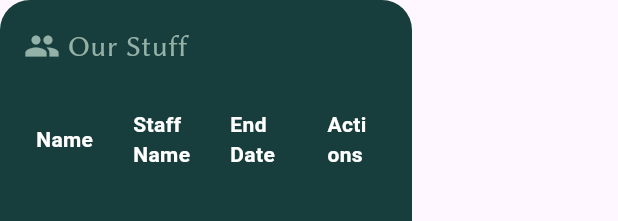
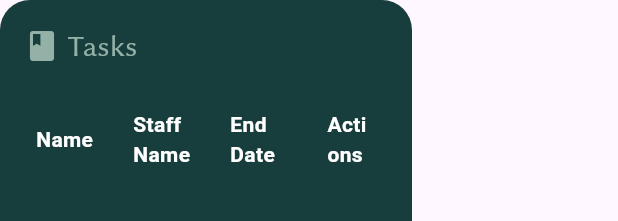
Before and after one commit to captainsero/teamEgyptSystem, a Flutter app: the TasksContainer widget shown alone on an empty page, opened directly, on a phone screen of 412 x 824 dp. Shown: the top 221 px of the screen. Run offline on Flutter 3.47's test engine with Material 3 defaults, Android fonts, the light colour scheme and no system bars; our stand-ins replace barcode_widget, bloc, equatable, flutter_bloc, flutter_dotenv, hive and 3 more; accounts and stored records are empty.

Commit message:
add sort tasks

```diff
--- a/lib/features/dash_board/screens/tasks/presentation/widgets/tasks_container.dart
+++ b/lib/features/dash_board/screens/tasks/presentation/widgets/tasks_container.dart
@@ -27,14 +27,21 @@ class TasksContainer extends StatelessWidget {
       child: Column(
         crossAxisAlignment: CrossAxisAlignment.start,
         children: [
-          IconAndText(text: "Our Stuff", icon: Icons.group_sharp),
+          IconAndText(text: "Tasks", icon: Icons.book),
           const SizedBox(height: 20),
           BlocBuilder<TasksCubit, TasksState>(
             builder: (context, state) {
               List<TasksModel> tasks = [];
               if (state is GetTasks) {
-                tasks = state.tasks;
+                tasks = List.from(state.tasks);
+
+                // 🔹 Sort tasks by date (earliest first)
+                tasks.sort((a, b) => b.endDate.compareTo(a.endDate));
+
+                // 🔸 If you prefer newest first, reverse it:
+                // tasks.sort((a, b) => b.endDate.compareTo(a.endDate));
               }
+
               return Table(
                 defaultVerticalAlignment: TableCellVerticalAlignment.middle,
                 columnWidths: const {
@@ -58,29 +65,28 @@ class TasksContainer extends StatelessWidget {
                         TableCell1(ele.name),
                         TableCell1(ele.staffName),
                         TableCell1(StringExtensions.formatDate(ele.endDate)),
-
                         Row(
                           crossAxisAlignment: CrossAxisAlignment.center,
                           mainAxisAlignment: MainAxisAlignment.center,
                           children: [
                             IconButton(
                               onPressed: () async {
-                                final delete = await context
+                                final toggled = await context
                                     .read<TasksCubit>()
                                     .markTask(ele.name);
 
-                                if (delete) {
+                                if (toggled) {
                                   ModernToast.showToast(
                                     context,
                                     'Success',
-                                    'Task Marked Successfully',
+                                    'Task status toggled successfully',
                                     ToastificationType.success,
                                   );
                                 } else {
                                   ModernToast.showToast(
                                     context,
                                     'Error',
-                                    'Cannot Mare the Task, try again later',
+                                    'Could not toggle task, try again later',
                                     ToastificationType.error,
                                   );
                                 }
@@ -88,8 +94,11 @@ class TasksContainer extends StatelessWidget {
                               icon: Padding(
                                 padding: const EdgeInsets.all(8),
                                 child: ele.done
-                                    ? Icon(Icons.done_all, color: Colors.green)
-                                    : Icon(
+                                    ? const Icon(
+                                        Icons.done_all,
+                                        color: Colors.green,
+                                      )
+                                    : const Icon(
                                         Icons.download_done_sharp,
                                         color: Colors.black,
                                       ),
@@ -97,32 +106,29 @@ class TasksContainer extends StatelessWidget {
                             ),
                             IconButton(
                               onPressed: () async {
-                                final delete = await context
+                                final deleted = await context
                                     .read<TasksCubit>()
                                     .removeTask(ele.name);
 
-                                if (delete) {
+                                if (deleted) {
                                   ModernToast.showToast(
                                     context,
                                     'Success',
-                                    'Task Deleted successfully',
+                                    'Task deleted successfully',
                                     ToastificationType.success,
                                   );
                                 } else {
                                   ModernToast.showToast(
                                     context,
                                     'Error',
-                                    'Cannot delete the Task, try again',
+                                    'Cannot delete the task, try again',
                                     ToastificationType.error,
                                   );
                                 }
                               },
-                              icon: Padding(
-                                padding: const EdgeInsets.all(8),
-                                child: const Icon(
-                                  Icons.delete,
-                                  color: Colors.red,
-                                ),
+                              icon: const Padding(
+                                padding: EdgeInsets.all(8),
+                                child: Icon(Icons.delete, color: Colors.red),
                               ),
                             ),
                           ],
```
Also changed, not shown: lib/features/dash_board/screens/tasks/presentation/widgets/add_task.dart (+10 -6 lines).
